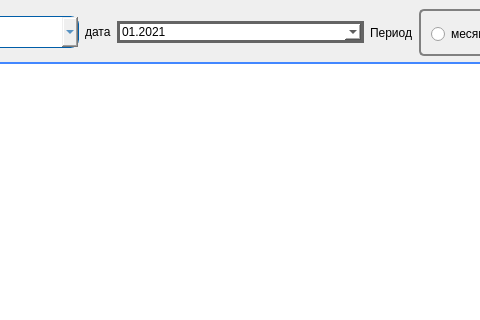
Before: the Qt Designer form ARMInspectorGUI/juristFrm.ui in sid1980/ARMInspector, drawn with Qt 5; both pictures show x 229 to 709 and y 0 to 320 of the 1509 by 741 pixel window.
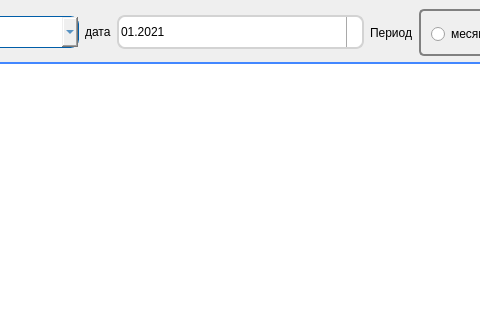
After: the same form once the commit is applied. Icons and pictures are not drawn.

The edit to the form file:
```diff
--- a/ARMInspectorGUI/juristFrm.ui
+++ b/ARMInspectorGUI/juristFrm.ui
@@ -151,28 +151,33 @@
          </size>
         </property>
         <property name="styleSheet">
-         <string notr="true">QDateEdit
-{
-    background-color: white;
-    border-style: solid;
-    border-width: 3px;
-    border-color: rgb(100,100,100);
-    spacing: 5px; 
+         <string notr="true">QDateEdit {
+	border: 2px solid lightgray;
+	border-radius: 8px;
+	height: 30px;
 }
 
-
 QDateEdit::drop-down {
-    image: url(:/new/myapp/cbarrowdn.png);
-    width:50px;
-    height:15px;
-    subcontrol-position: right top;
-    subcontrol-origin:margin;
-    background-color: white;
-    border-style: solid;
-    border-width: 3px;
-    border-color: rgb(100,100,100);
-   spacing: 5px; 
-}</string>
+	subcontrol-origin: padding;
+	subcontrol-position: top right;
+	width: 15px;
+
+	border-left-width: 1px;
+	border-left-color: darkgray;
+	border-left-style: solid;
+	border-top-right-radius: 3px;
+	border-bottom-right-radius: 3px;
+}
+
+QDateEdit::down-arrow {
+	image: url(:/DateEditTest/Resources/Combobox Arrow.png);
+}
+
+QDateEdit::drop-down:hover {
+	/* Does this work with QDateEdit??? */
+	background-color: qlineargradient(x1: 0, y1: 0, x2: 0, y2: 1, stop: 0 #d8d7d7, stop: 1 #e9e9e9);
+}
+</string>
         </property>
         <property name="frame">
          <bool>true</bool>
```
